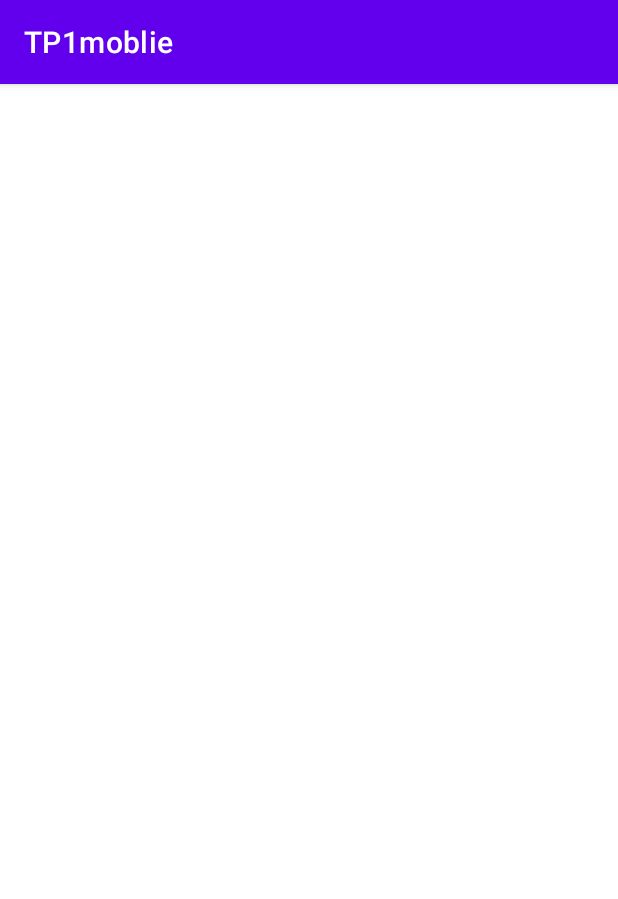
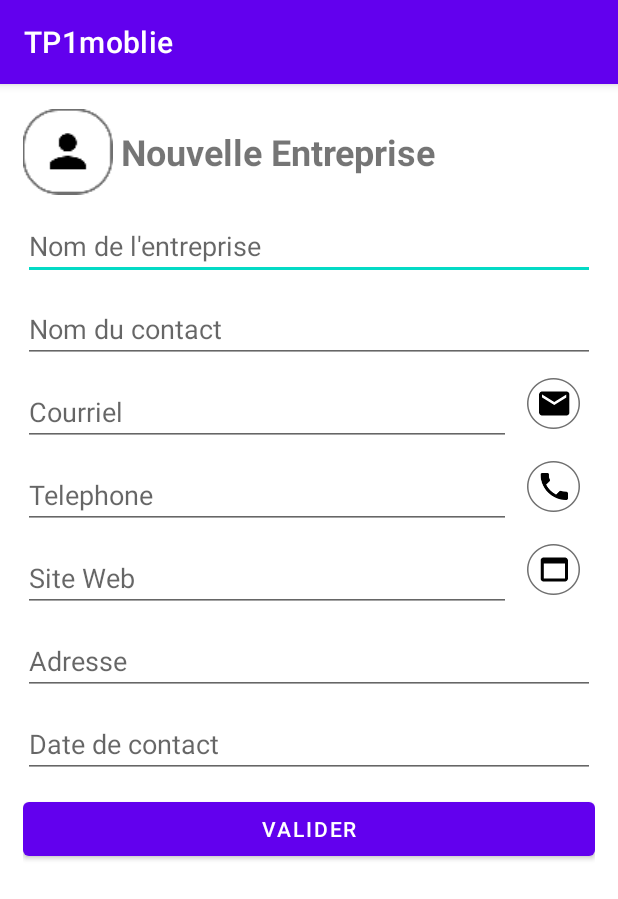
Before and after one commit to SamSebille/TP1Mobile, an Android app: the EntrepriseActivity screen opened directly, with no data from a screen before it, on a phone screen of 412 x 824 dp. Shown: the top 899 px of the screen. Run offline under Robolectric (Android 15) with nearby library versions, the phone set to English and light mode, and no system bars.

Commit message:
entreprise screen creation

```diff
--- a/app/src/main/res/layout/activity_entreprise.xml
+++ b/app/src/main/res/layout/activity_entreprise.xml
@@ -6,4 +6,149 @@
     android:layout_height="match_parent"
     tools:context=".EntrepriseActivity">
 
+    <LinearLayout
+        android:layout_width="match_parent"
+        android:layout_height="match_parent"
+        android:orientation="vertical"
+        android:paddingLeft="15dp"
+        android:paddingTop="15dp"
+        android:paddingRight="15dp">
+
+        <LinearLayout
+            android:layout_width="match_parent"
+            android:layout_height="wrap_content"
+            android:orientation="horizontal">
+
+            <ImageView
+                android:id="@+id/imageView2"
+                android:layout_width="60dp"
+                android:layout_height="60dp"
+                android:layout_marginRight="5dp"
+                android:layout_weight="0"
+                app:srcCompat="@mipmap/btn_profil" />
+
+            <TextView
+                android:id="@+id/textViewNameEntrprise"
+                android:layout_width="wrap_content"
+                android:layout_height="wrap_content"
+                android:layout_gravity="center_vertical"
+                android:layout_weight="1"
+                android:text="Nouvelle Entreprise"
+                android:textSize="24sp"
+                android:textStyle="bold" />
+        </LinearLayout>
+
+        <EditText
+            android:id="@+id/editTextEntreprise"
+            android:layout_width="match_parent"
+            android:layout_height="wrap_content"
+            android:layout_marginTop="10dp"
+            android:ems="10"
+            android:hint="Nom de l'entreprise"
+            android:inputType="textPersonName" />
+
+        <EditText
+            android:id="@+id/editTextTextContactName"
+            android:layout_width="match_parent"
+            android:layout_height="wrap_content"
+            android:layout_marginTop="10dp"
+            android:ems="10"
+            android:hint="Nom du contact"
+            android:inputType="textPersonName" />
+
+        <LinearLayout
+            android:layout_width="match_parent"
+            android:layout_height="wrap_content"
+            android:orientation="horizontal">
+
+            <EditText
+                android:id="@+id/editTextTextEmailAddress"
+                android:layout_width="325dp"
+                android:layout_height="wrap_content"
+                android:layout_marginTop="10dp"
+                android:ems="10"
+                android:hint="Courriel"
+                android:inputType="textEmailAddress" />
+
+            <ImageButton
+                android:id="@+id/imageButtonMail"
+                android:layout_width="wrap_content"
+                android:layout_height="wrap_content"
+                android:layout_weight="0"
+                android:backgroundTint="#00FFFFFF"
+                app:srcCompat="@mipmap/btn_mail" />
+        </LinearLayout>
+
+        <LinearLayout
+            android:layout_width="match_parent"
+            android:layout_height="wrap_content"
+            android:orientation="horizontal">
+
+            <EditText
+                android:id="@+id/editTextPhone"
+                android:layout_width="325dp"
+                android:layout_height="wrap_content"
+                android:layout_marginTop="10dp"
+                android:ems="10"
+                android:hint="Telephone"
+                android:inputType="phone" />
+
+            <ImageButton
+                android:id="@+id/imageButtonPhone"
+                android:layout_width="wrap_content"
+                android:layout_height="wrap_content"
+                android:layout_weight="0"
+                android:backgroundTint="#00FFFFFF"
+                app:srcCompat="@mipmap/btn_phone" />
+        </LinearLayout>
+
+        <LinearLayout
+            android:layout_width="match_parent"
+            android:layout_height="wrap_content"
+            android:orientation="horizontal">
+
+            <EditText
+                android:id="@+id/editTextTextSiteWeb"
+                android:layout_width="325dp"
+                android:layout_height="wrap_content"
+                android:layout_marginTop="10dp"
+                android:ems="10"
+                android:hint="Site Web"
+                android:inputType="textPersonName" />
+
+            <ImageButton
+                android:id="@+id/imageButtonWeb"
+                android:layout_width="wrap_content"
+                android:layout_height="wrap_content"
+                android:layout_weight="0"
+                android:backgroundTint="#00FFFFFF"
+                app:srcCompat="@mipmap/btn_web" />
+        </LinearLayout>
+
+        <EditText
+            android:id="@+id/editTextTextPostalAddress"
+            android:layout_width="match_parent"
+            android:layout_height="wrap_content"
+            android:layout_marginTop="10dp"
+            android:ems="10"
+            android:hint="Adresse"
+            android:inputType="textPostalAddress" />
+
+        <EditText
+            android:id="@+id/editTextDate"
+            android:layout_width="match_parent"
+            android:layout_height="wrap_content"
+            android:layout_marginTop="10dp"
+            android:ems="10"
+            android:hint="Date de contact"
+            android:inputType="date" />
+
+        <Button
+            android:id="@+id/editBouttonValider"
+            android:layout_width="match_parent"
+            android:layout_height="wrap_content"
+            android:layout_marginTop="10dp"
+            android:text="Valider" />
+
+    </LinearLayout>
 </androidx.constraintlayout.widget.ConstraintLayout>
```
Also changed, not shown: 1 other file.
